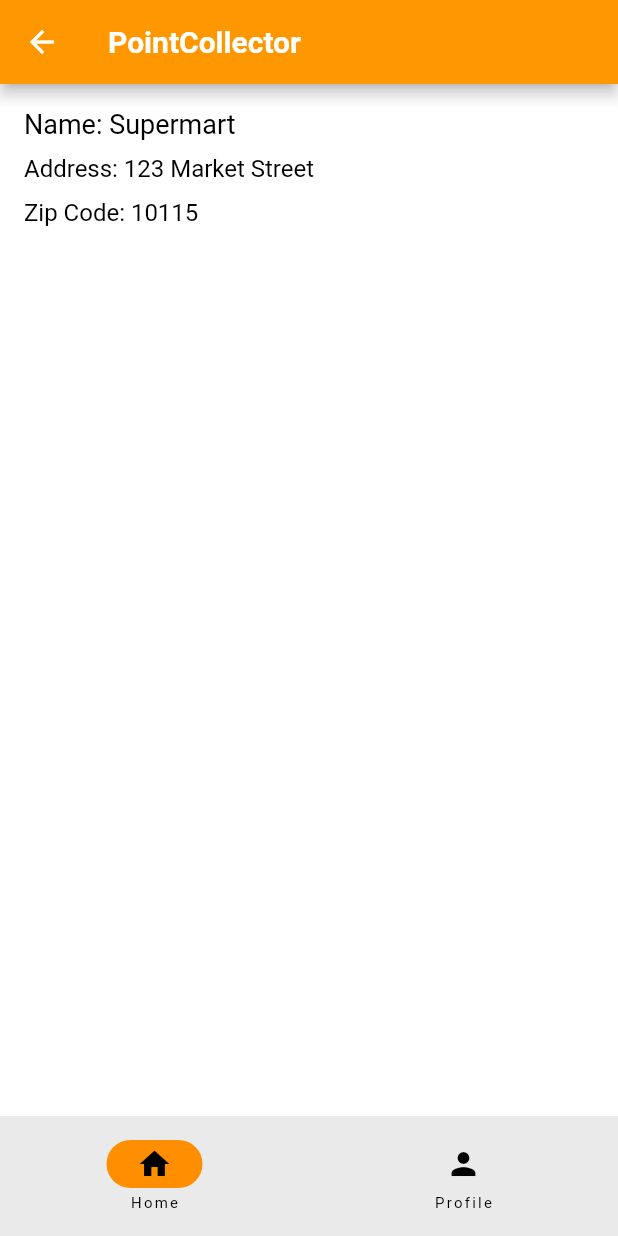
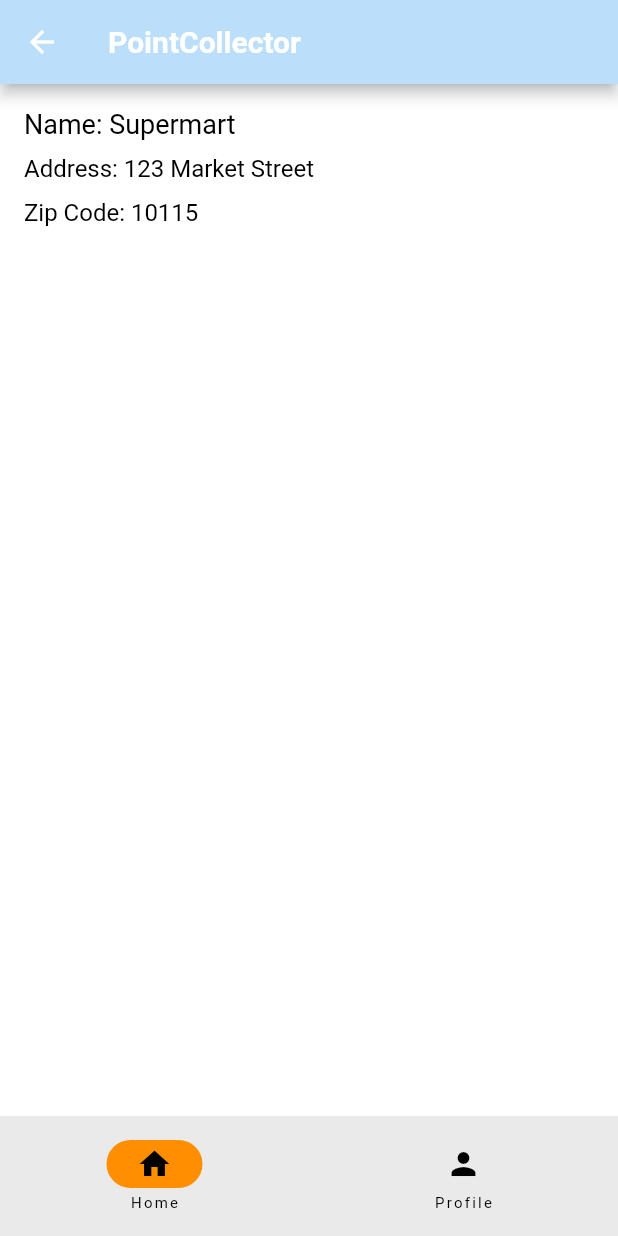
Before and after one commit to Azubis/PointCollector, a Flutter app: the Navigation screen opened by its route, after a tap on "Supermart", on a phone screen of 412 x 824 dp. Run offline on Flutter 3.47's test engine with Material 2 defaults, Android fonts, the phone set to English and light mode, and no system bars; our stand-ins replace flutter_riverpod, logger.

Commit message:
Improved styling

```diff
--- a/frontend/lib/styles/global_theme.dart
+++ b/frontend/lib/styles/global_theme.dart
@@ -1,22 +1,19 @@
 import 'package:flutter/material.dart';
 
+var primaryColorLight = Colors.blue[100];
+
 ThemeData globalTheme = ThemeData(
-  primaryColor: Colors.orange[500],
+  primaryColor: Colors.blue[500],
+  primaryColorLight: primaryColorLight,
   scaffoldBackgroundColor: Colors.white,
   appBarTheme: AppBarTheme(
-    backgroundColor: Colors.orange[500],
+    backgroundColor: primaryColorLight,
     titleTextStyle: TextStyle(
       color: Colors.white,
       fontSize: 20,
       fontWeight: FontWeight.bold,
     ),
   ),
-/*
-  colorScheme: ColorScheme.light(
-    primary: Colors.orange[500],
-    secondary: Colors.orange[300],
-  ),
-*/
   textTheme: TextTheme(
     bodyText2: TextStyle(
       color: Colors.black,
--- a/frontend/lib/widgets/business_list_widget.dart
+++ b/frontend/lib/widgets/business_list_widget.dart
@@ -1,6 +1,7 @@
 import 'package:PointCollector/models/business_model.dart';
 import 'package:PointCollector/screens/detail_screen.dart';
 import 'package:PointCollector/states/riverpod_states.dart';
+import 'package:PointCollector/styles/global_theme.dart';
 import 'package:flutter/material.dart';
 import 'package:flutter_riverpod/flutter_riverpod.dart';
 
@@ -15,8 +16,11 @@ class BusinessList extends StatelessWidget {
 
   @override
   Widget build(BuildContext context) {
-    return Center(
+    return Container(
+      color: Theme.of(context).primaryColorLight,
+      child: Center(
         child: RefreshIndicator(
+          color: Theme.of(context).primaryColor,
           onRefresh: () async {
             ref.read(businessProvider.notifier).reloadBusinesses();
           },
@@ -32,6 +36,7 @@ class BusinessList extends StatelessWidget {
             },
             separatorBuilder: (BuildContext context, int index) =>
                 const Divider(),
+          ),
         ),
       ),
     );
@@ -58,17 +63,32 @@ class BusinessListItem extends StatelessWidget {
             );
       },
       child: Container(
-        padding: EdgeInsets.all(8), // Add padding for spacing
+        padding: EdgeInsets.all(10),
+        decoration: BoxDecoration(
+          borderRadius: BorderRadius.all(Radius.circular(10)),
+          color: globalTheme.primaryColorLight,
+        ),
+        child: Container(
           child: Row(
             children: [
               // Left side: Business image
               Container(
                 width: 100,
                 height: 100,
-              color: Theme.of(context).primaryColor,
+                decoration: BoxDecoration(
+                  color: globalTheme.primaryColor,
+                  borderRadius: BorderRadius.all(Radius.circular(50)),
+                  border: Border.all(
+                    color: Colors.black,
+                    width: 2,
+                  ),
+                ),
+                child: ClipRRect(
+                  borderRadius: BorderRadius.circular(48),
                   child: Image.asset(
                     'assets/images/business_image_0.png',
                     fit: BoxFit.cover,
+                  ),
                 ),
               ),
 
@@ -92,18 +112,41 @@ class BusinessListItem extends StatelessWidget {
 
               // Right side: Points text box
               Container(
-              width: 80,
+                width: 100,
                 height: 100,
-              color: Theme.of(context).primaryColor,
+                decoration: BoxDecoration(
+                  color: globalTheme.primaryColor,
+                  borderRadius: BorderRadius.all(Radius.circular(50)),
+                  border: Border.all(
+                    color: Colors.black,
+                    width: 2,
+                  ),
+                ),
                 child: Center(
-                child: Text(
-                  "0 points",
-                  style: const TextStyle(
-                      fontSize: 16, fontWeight: FontWeight.bold),
+                    child: Column(
+                  mainAxisAlignment: MainAxisAlignment.center,
+                  children: [
+                    Text(
+                      "500",
+                      style: TextStyle(
+                        fontSize: 25,
+                        fontWeight: FontWeight.bold,
+                        color: Colors.black,
                       ),
+                    ),
+                    Text(
+                      "points",
+                      style: TextStyle(
+                        fontSize: 15,
+                        fontWeight: FontWeight.normal,
+                        color: Colors.black,
                       ),
                     ),
                   ],
+                )),
+              ),
+            ],
+          ),
         ),
       ),
     );
--- a/frontend/pubspec.yaml
+++ b/frontend/pubspec.yaml
@@ -67,6 +67,9 @@ flutter:
         - asset: assets/fonts/Manrope-Regular.ttf
         - asset: assets/fonts/Manrope-ExtraLight.ttf
 
+  assets:
+    - assets/images/
+
 
   # The following line ensures that the Material Icons font is
   # included with your application, so that you can use the icons in
```
Lines whose indentation alone changed are shown as unchanged.
